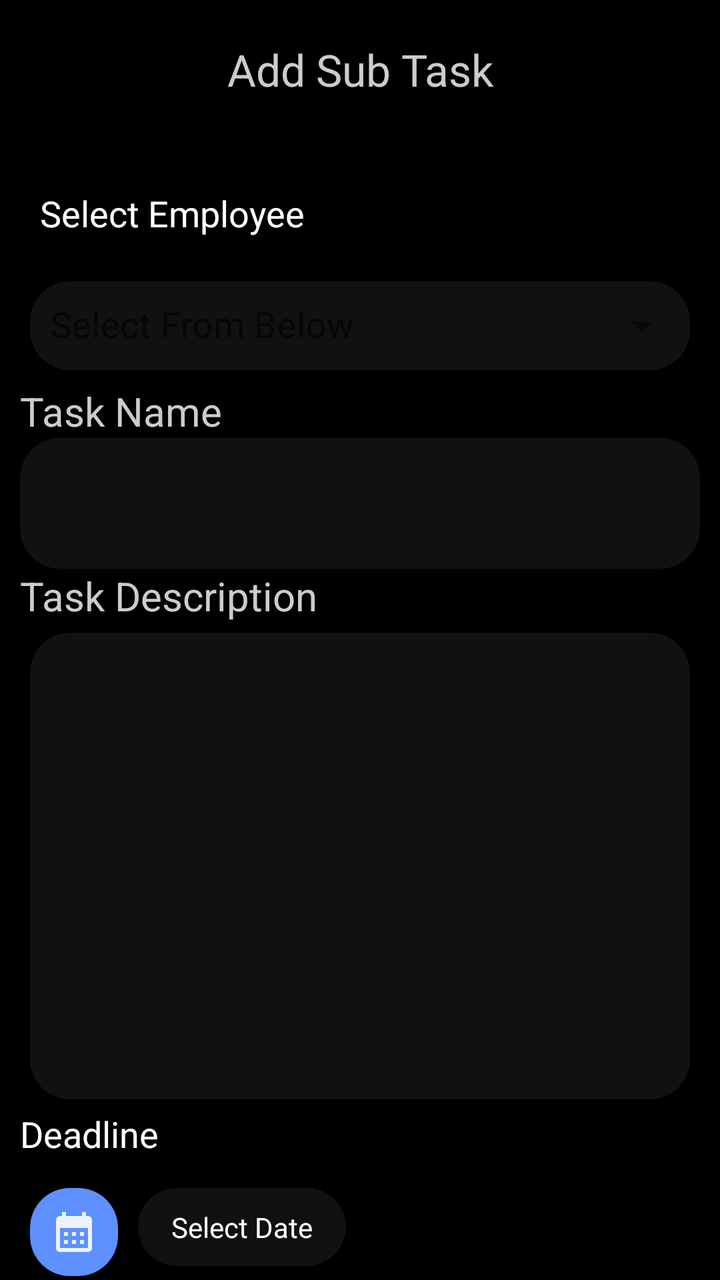
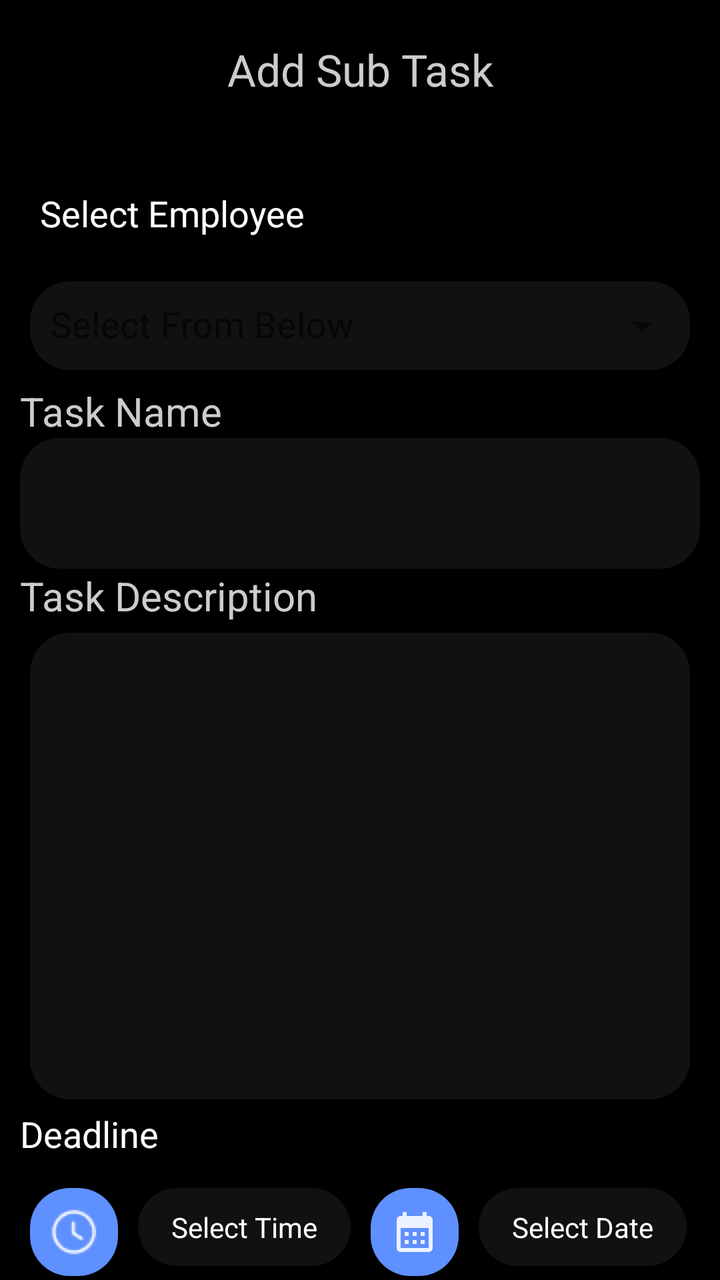

Two renders of the same Android screen: before a commit and after it. Below are the layout's source before the change and the commit's diff.
<!-- AndroidManifest.xml: application theme AppTheme -->
<!-- res/layout/fragment_sub_task.xml -->
<?xml version="1.0" encoding="utf-8"?>
<layout>
    <ScrollView
        xmlns:android="http://schemas.android.com/apk/res/android"
        xmlns:app="http://schemas.android.com/apk/res-auto"
        xmlns:tools="http://schemas.android.com/tools"
        android:layout_width="match_parent"
        android:background="@android:color/black"
        android:clickable="true"
        android:layout_height="match_parent">

        <LinearLayout
            android:layout_width="match_parent"
            android:layout_height="match_parent"
            android:clickable="true"
            android:orientation="vertical"
            android:padding="@dimen/_10dp"
            tools:context=".manager.activity.fragment.NewTaskFragment">

            <LinearLayout
                android:layout_width="match_parent"
                android:layout_height="wrap_content"
                android:layout_marginTop="10dp"
                android:layout_marginBottom="@dimen/_20dp">

                <ImageView

                    android:id="@+id/backBtn"
                    android:layout_width="wrap_content"
                    android:layout_height="wrap_content"
                    android:layout_marginStart="25dp"
                    android:src="@drawable/backbutton"
                    android:visibility="gone" />

                <TextView
                    android:layout_width="match_parent"
                    android:layout_height="wrap_content"
                    android:gravity="center"
                    android:text="Add Sub Task"
                    android:textColor="@color/greyforText"
                    android:textSize="22sp" />
            </LinearLayout>
            <TextView
                android:id="@+id/selectText"
                android:layout_width="match_parent"
                android:layout_height="wrap_content"
                android:layout_marginTop="@dimen/_15"
                android:padding="@dimen/_10"
                android:text="Select Employee"
                android:textColor="@color/white"
                android:textSize="@dimen/_18sp" />

            <com.google.android.material.textfield.TextInputLayout
                style="@style/Widget.MaterialComponents.TextInputLayout.OutlinedBox.ExposedDropdownMenu"
                android:layout_width="match_parent"
                android:layout_height="wrap_content"
                android:padding="@dimen/_5dp">

                <AutoCompleteTextView
                    android:id="@+id/selectEmployee"
                    android:layout_width="match_parent"
                    android:layout_height="wrap_content"
                    android:background="@drawable/grey_bg_rounded"
                    android:drawableEnd="@drawable/baseline_arrow_drop_down_24"
                    android:padding="@dimen/_10"
                    android:hint="Select From Below"
                    android:textColorHint="@color/greyforText"
                    android:textColor="@color/greyforText"
                    android:textSize="@dimen/_18sp" />
            </com.google.android.material.textfield.TextInputLayout>
            <TextView
                android:layout_width="match_parent"
                android:layout_height="wrap_content"
                android:gravity="start"
                android:text="Task Name"
                android:textColor="@color/greyforText"
                android:textSize="20sp" />
            <EditText
                android:id="@+id/taskname"
                android:layout_width="match_parent"
                android:layout_height="wrap_content"
                android:layout_gravity="top"
                android:background="@drawable/grey_bg_rounded"
                android:gravity="center"
                android:inputType="textMultiLine"
                android:isScrollContainer="true"
                android:lines="2"
                android:padding="10dp"
                android:textColor="@color/white" />
            <TextView
                android:layout_width="match_parent"
                android:layout_height="wrap_content"
                android:gravity="start"
                android:text="Task Description"
                android:textColor="@color/greyforText"
                android:textSize="20sp" />

            <ScrollView
                android:layout_width="match_parent"
                android:layout_height="wrap_content"
                android:layout_margin="5dp"
                android:fillViewport="true">

                <EditText
                    android:id="@+id/taskDescription"
                    android:layout_width="match_parent"
                    android:layout_height="wrap_content"
                    android:layout_gravity="top"
                    android:background="@drawable/grey_bg_rounded"
                    android:gravity="top"
                    android:inputType="textMultiLine"
                    android:isScrollContainer="true"
                    android:lines="10"
                    android:padding="10dp"
                    android:textColor="@color/white" />
            </ScrollView>

            <TextView
                android:layout_width="wrap_content"
                android:layout_height="wrap_content"
                android:layout_weight="1"
                android:text="Deadline"
                android:textColor="@color/white"
                android:textSize="18dp" />
            <LinearLayout
                android:layout_width="match_parent"
                android:layout_height="wrap_content"
                android:layout_marginTop="@dimen/_10"
                android:gravity="start"
                android:orientation="horizontal"
                android:weightSum="2">


                <ImageView
                    android:id="@+id/calender"
                    android:layout_width="wrap_content"
                    android:layout_height="wrap_content"
                    android:layout_margin="@dimen/_5dp"
                    android:background="@drawable/blue_bg"
                    android:padding="@dimen/_10"
                    android:src="@drawable/baseline_calendar_month_24" />

                <TextView
                    android:id="@+id/deadline"
                    android:layout_width="wrap_content"
                    android:layout_height="wrap_content"
                    android:layout_margin="@dimen/_5dp"
                    android:layout_marginStart="@dimen/_10dp"
                    android:background="@drawable/grey_bg_rounded"
                    android:gravity="center"
                    android:maxLines="5"
                    android:padding="@dimen/_10"
                    android:text="  Select Date  "
                    android:textColor="@color/white"
                    android:textColorHint="@color/white"
                    android:textSize="14sp" />
            </LinearLayout>
            <LinearLayout
                android:layout_width="match_parent"
                android:layout_height="wrap_content"
                android:layout_marginTop="@dimen/_10"
                android:gravity="center"
                android:orientation="horizontal"
                android:weightSum="2">

                <TextView
                    android:layout_width="wrap_content"
                    android:layout_height="wrap_content"
                    android:layout_weight="1"
                    android:text="Upload File"
                    android:textColor="@color/white"
                    android:textSize="18dp" />

                <ImageView
                    android:id="@+id/uploadDoc"
                    android:layout_width="50dp"
                    android:layout_height="50dp"
                    android:layout_gravity="end"
                    android:layout_margin="@dimen/_5dp"
                    android:layout_weight="1"
                    android:background="@drawable/grey_bg_rounded"
                    android:padding="@dimen/_5dp"
                    android:src="@drawable/uploadwhite" />

                <TextView
                    android:id="@+id/uploadDocname"
                    android:layout_width="wrap_content"
                    android:layout_height="wrap_content"
                    android:layout_gravity="end"
                    android:layout_margin="@dimen/_5dp"
                    android:layout_weight="1"
                    android:drawableEnd="@drawable/baseline_close_24"
                    android:gravity="center"
                    android:paddingTop="@dimen/_20dp"
                    android:src="@drawable/uploadwhite"
                    android:text="File "
                    android:textColor="@color/white"
                    android:visibility="gone" />
            </LinearLayout>

            <LinearLayout
                android:layout_width="match_parent"
                android:layout_height="wrap_content"
                android:layout_marginTop="@dimen/_100dp"
                android:gravity="center"
                android:orientation="horizontal"
                android:weightSum="2">

                <TextView
                    android:id="@+id/delete"
                    android:layout_width="wrap_content"
                    android:layout_height="wrap_content"
                    android:layout_margin="@dimen/_5dp"
                    android:layout_weight="1"
                    android:background="@drawable/delete_btn"
                    android:gravity="center"
                    android:paddingTop="@dimen/_10"
                    android:paddingBottom="@dimen/_10"
                    android:text="x  Delete"
                    android:textColor="@color/white"
                    android:textSize="18dp" />

                <TextView
                    android:id="@+id/assignTask"
                    android:layout_width="wrap_content"
                    android:layout_height="wrap_content"
                    android:layout_margin="5dp"
                    android:layout_weight="1"
                    android:background="@drawable/attendancebutton"
                    android:gravity="center"
                    android:paddingTop="@dimen/_10"
                    android:paddingBottom="@dimen/_10"
                    android:text="+   Add Task"
                    android:textColor="@color/white"
                    android:textSize="18dp" />


            </LinearLayout>
        </LinearLayout>
    </ScrollView>

</layout>
<!-- resources referenced by this layout -->
<resources>
  <color name="greyforText">#CCCCCC</color>
  <color name="white">#FFFFFF</color>
  <dimen name="_10">10dp</dimen>
  <dimen name="_100dp">100dp</dimen>
  <dimen name="_10dp">10dp</dimen>
  <dimen name="_15">15dp</dimen>
  <dimen name="_18sp">18sp</dimen>
  <dimen name="_20dp">20dp</dimen>
  <dimen name="_5dp">5dp</dimen>
  <!-- drawable attendancebutton (drawable) -->
  <shape xmlns:android="http://schemas.android.com/apk/res/android"
      android:shape="rectangle">
      <solid android:color="#6D9BFF"/>
      <corners android:radius="25dp" /> 
  </shape>
  <!-- drawable backbutton: png bitmap (drawable, 227 bytes) -->
  <!-- drawable baseline_arrow_drop_down_24 (drawable) -->
  <vector xmlns:android="http://schemas.android.com/apk/res/android" android:alpha="0.88" android:height="24dp" android:tint="#FFFFFF" android:viewportHeight="24" android:viewportWidth="24" android:width="24dp">
        
      <path android:fillColor="@android:color/white" android:pathData="M7,10l5,5 5,-5z"/>
      
  </vector>
  <!-- drawable baseline_calendar_month_24 (drawable) -->
  <vector xmlns:android="http://schemas.android.com/apk/res/android" android:alpha="0.88" android:height="24dp" android:tint="#FFFFFF" android:viewportHeight="24" android:viewportWidth="24" android:width="24dp">
        
      <path android:fillColor="@android:color/white" android:pathData="M19,4h-1V2h-2v2H8V2H6v2H5C3.89,4 3.01,4.9 3.01,6L3,20c0,1.1 0.89,2 2,2h14c1.1,0 2,-0.9 2,-2V6C21,4.9 20.1,4 19,4zM19,20H5V10h14V20zM9,14H7v-2h2V14zM13,14h-2v-2h2V14zM17,14h-2v-2h2V14zM9,18H7v-2h2V18zM13,18h-2v-2h2V18zM17,18h-2v-2h2V18z"/>
      
  </vector>
  <!-- drawable baseline_close_24 (drawable) -->
  <vector xmlns:android="http://schemas.android.com/apk/res/android" android:alpha="0.88" android:height="24dp" android:tint="#FFFFFF" android:viewportHeight="24" android:viewportWidth="24" android:width="24dp">
        
      <path android:fillColor="@android:color/white" android:pathData="M19,6.41L17.59,5 12,10.59 6.41,5 5,6.41 10.59,12 5,17.59 6.41,19 12,13.41 17.59,19 19,17.59 13.41,12z"/>
      
  </vector>
  <!-- drawable blue_bg (drawable) -->
  <?xml version="1.0" encoding="utf-8"?>
  <shape xmlns:android="http://schemas.android.com/apk/res/android"
      android:shape="rectangle">
      <solid android:color="@color/lightBlue"/>
  <corners android:radius="@dimen/_20dp"/>
  </shape>
  <!-- drawable delete_btn (drawable) -->
  <shape xmlns:android="http://schemas.android.com/apk/res/android"
      android:shape="rectangle">
      <solid android:color="#FF0000" /> 
      <corners android:radius="20dp" />
      <stroke
          android:width="1dp"
          android:color="#FF0000"
          />
  </shape>
  <!-- drawable grey_bg_rounded (drawable) -->
  <?xml version="1.0" encoding="utf-8"?>
  <shape xmlns:android="http://schemas.android.com/apk/res/android"
      android:shape="rectangle">
  <solid android:color="@color/greyBackground"/>
      <corners android:radius="@dimen/_20dp"/>
  </shape>
  <!-- drawable uploadwhite: png bitmap (drawable, 905 bytes) -->
  <style name="AppTheme" parent="Theme.MaterialComponents.Light.NoActionBar">
          <item name="colorPrimaryDark">@color/black</item>
          <item name="colorSurface">@color/white</item>
      </style>
  <color name="lightBlue">#5E90FF</color>
  <color name="greyBackground">#111111</color>
  <color name="black">#FF000000</color>
</resources>

<!-- the commit's change to res/layout/fragment_sub_task.xml (unified diff, before → after) -->
@@ -125,11 +125,31 @@
             <LinearLayout
                 android:layout_width="match_parent"
                 android:layout_height="wrap_content"
-                android:layout_marginTop="@dimen/_10"
-                android:gravity="start"
-                android:orientation="horizontal"
-                android:weightSum="2">
-
+                android:layout_marginTop="@dimen/_10">
+
+                <ImageView
+                    android:id="@+id/time"
+                    android:layout_width="wrap_content"
+                    android:layout_height="wrap_content"
+                    android:layout_margin="@dimen/_5dp"
+                    android:background="@drawable/blue_bg"
+                    android:padding="@dimen/_10"
+                    android:src="@drawable/clock_white" />
+
+                <TextView
+                    android:id="@+id/selectedTime"
+                    android:layout_width="wrap_content"
+                    android:layout_height="wrap_content"
+                    android:layout_margin="@dimen/_5dp"
+                    android:layout_marginStart="@dimen/_10dp"
+                    android:background="@drawable/grey_bg_rounded"
+                    android:gravity="center"
+                    android:maxLines="5"
+                    android:padding="@dimen/_10"
+                    android:text="  Select Time  "
+                    android:textColor="@color/white"
+                    android:textColorHint="@color/white"
+                    android:textSize="14sp" />
 
                 <ImageView
                     android:id="@+id/calender"
<!-- resource entries referenced after the edit -->
@@ -41,6 +41,7 @@
       <solid android:color="@color/lightBlue"/>
   <corners android:radius="@dimen/_20dp"/>
   </shape>
+  <!-- drawable clock_white: png bitmap (drawable, 472 bytes) -->
   <!-- drawable delete_btn (drawable) -->
   <shape xmlns:android="http://schemas.android.com/apk/res/android"
       android:shape="rectangle">
